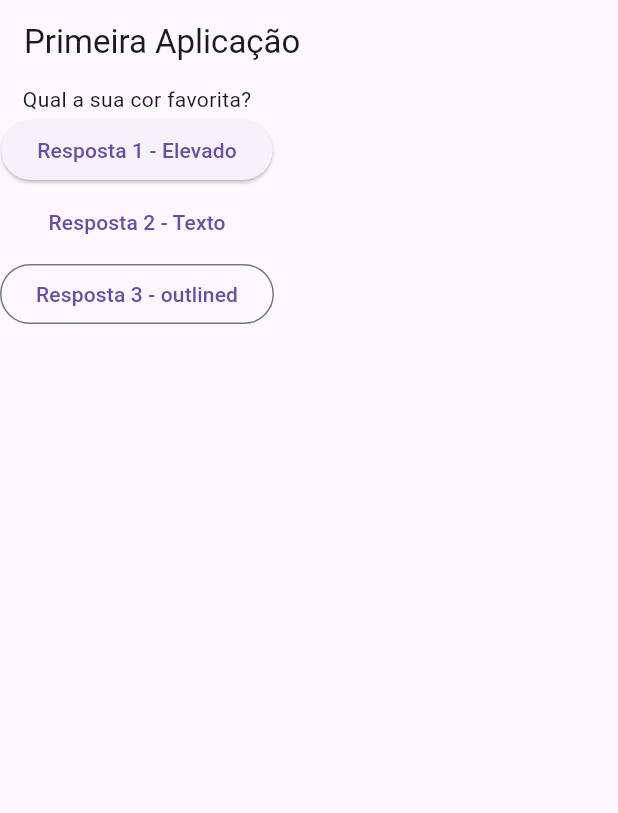
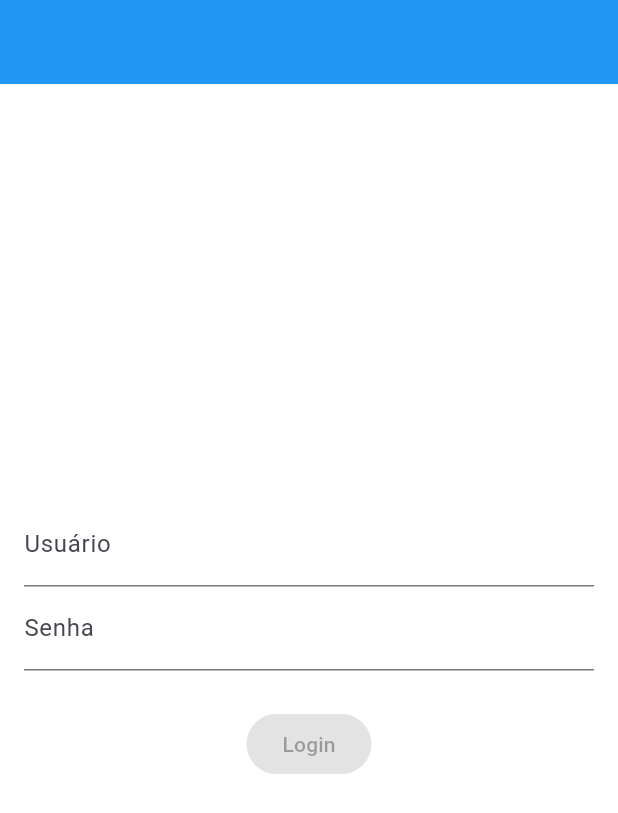
Before and after one commit to RodrigooSales/faculdade, a Flutter app: the screen it shows after launch, on a phone screen of 412 x 824 dp. Shown: the top 813 px of the screen. Run offline on Flutter 3.47's test engine with Material 3 defaults, Android fonts, the phone set to English and light mode, and no system bars.

Commit message:
subindo uma ruma de coisa que eu já até esqueci o que é

```diff
--- a/mobile/aulas/aula2/lib/main.dart
+++ b/mobile/aulas/aula2/lib/main.dart
@@ -1,56 +1,64 @@
 import 'package:flutter/material.dart';
 
-void main() {
-  runApp(new PrimeiraAplicacao());
+main() {
+  runApp(new MyApp());
 }
 
-class PrimeiraAplicacaoState extends State<PrimeiraAplicacao> {
-  var perguntaAtual = 0;
-  final perguntas = [
-    "Qual a sua cor favorita?",
-    "Qual a função de um botão?",
-    "O que você almoçou?",
-    "Qual a décima casa decimal de PI?",
-    "Em que ano nasceu Getúlio Vargas?",
-  ];
-
-  void mudaPergunta() {
-    setState(() {
-      perguntaAtual++;
-    });
-    print(perguntas[perguntaAtual]);
-  }
-
+class MyApp extends StatelessWidget {
   @override
-  Widget build(BuildContext context) {
+  Widget build(BuildContext context){
     return MaterialApp(
-      home: Scaffold(
-        appBar: AppBar(
-          title: Text('Primeira Aplicação'),
-        ),
-        body: Column(
-          children: [
-            Text(perguntas[perguntaAtual]),
-            ElevatedButton(
-              onPressed: mudaPergunta,
-              child: Text("Resposta 1 - Elevado"),
-            ),
-            TextButton(
-              onPressed: mudaPergunta,
-              child: Text("Resposta 2 - Texto"),
-            ),
-            OutlinedButton(
-                onPressed: mudaPergunta, child: Text("Resposta 3 - outlined")),
-          ],
-        ),
-      ),
+      home: PrimeiraAplicacao(),
     );
   }
 }
 
-class PrimeiraAplicacao extends StatefulWidget {
+class PrimeiraAplicacao extends StatefulWidget{
   @override
-  PrimeiraAplicacaoState createState() {
+  PrimeiraAplicacaoState createState(){
     return PrimeiraAplicacaoState();
   }
 }
+
+
+class PrimeiraAplicacaoState extends State<PrimeiraAplicacao> {
+  @override
+  Widget build(BuildContext context) {
+    return MaterialApp(
+      theme: ThemeData(
+        primarySwatch: Colors.blue,
+        scaffoldBackgroundColor: Colors.white,
+      ),
+      home: Scaffold(
+        appBar: AppBar(backgroundColor: Colors.blue),
+        body: Center(
+            child: Padding(
+          padding: EdgeInsets.all(16.0),
+          child: Column(
+              mainAxisAlignment: MainAxisAlignment.center,
+              children: [
+                TextField(
+                  onChanged: (text){
+                  },
+                  decoration: InputDecoration(labelText: 'Usuário'),
+                ),
+                TextField(
+                  onChanged: (text){
+                  },
+                  obscureText: true,
+                  decoration: InputDecoration(labelText: 'Senha'),
+                ),
+                Padding(
+                  padding: const EdgeInsets.all(25.0),
+                  child: ElevatedButton(
+                    onPressed: null,
+                    child: Text('Login')
+                  )
+                )
+              ],
+            )
+          )
+        )
+      ));
+  }
+}
```
Also changed, not shown: integracao/pratica2/package.json (added, +18 -0 lines), mobile/aulas/aula2/lib/segunda_tela.dart (added, +17 -0 lines), integracao/pratica2/package-lock.json (added), projeto2/diagramas/ARQ SOL.png (added), 14 other files.
